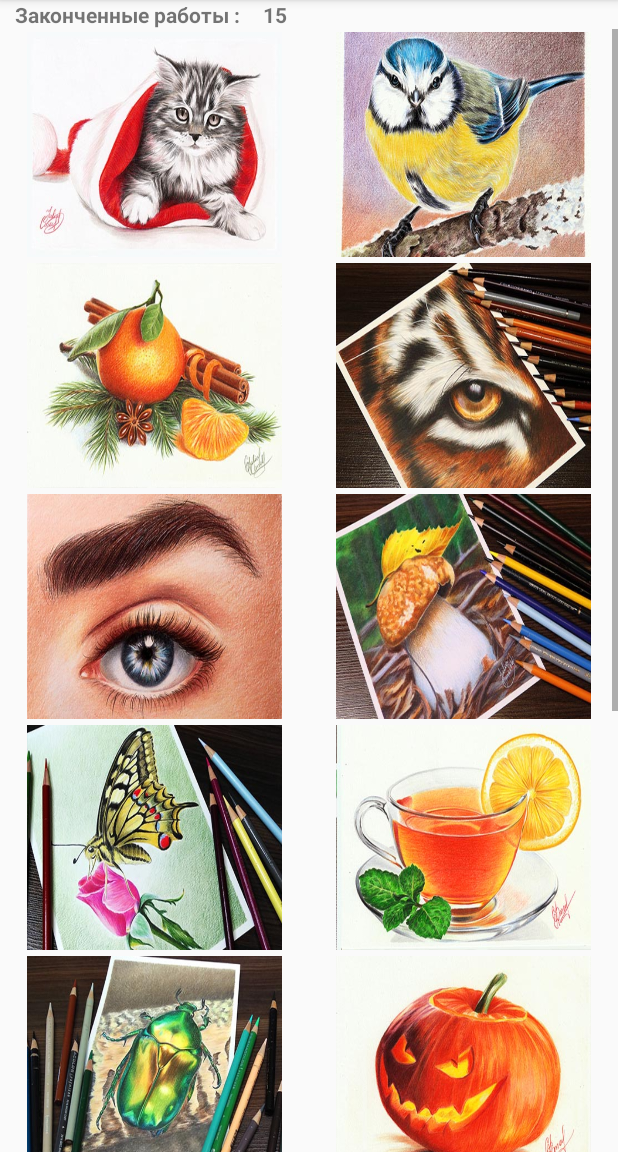
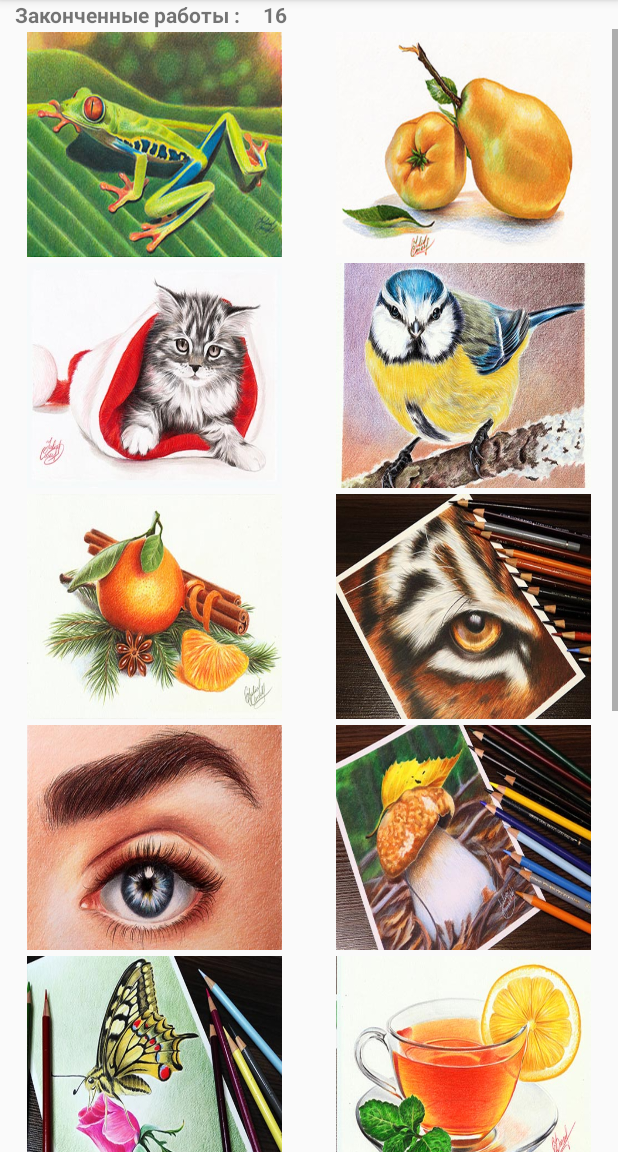
Before and after one commit to Nordis1/JuliaArt, an Android app: the Activity_advanced screen opened directly, with no data from a screen before it, on a phone screen of 412 x 824 dp, the part 84-1236 px from its top. Run offline under Robolectric (Android 15) with nearby library versions, the phone set to English and light mode, and no system bars.

Commit message:
добавил переход на google play                                     убрал standart icon                                     Добавил в share ссылку на google play                                     Добавлена синичка часть 2 котёнок часть 2                                     Поменял версию на 2                                     Добавил Notification from Firebase.                                     Поменял немного layout Free activity                                     Сделал сброс stackActivity при null в Descript activity                                     Добавил меню work_of_Student.И ещё заменил json file но новый. Удалил share                                     Добавил Мк Айва и Лягушка. Добавил новое активити Работы учеников. Убрал кнопку поделиться в меню                                     Заменил порядок картинок.Добавил айву в advanced

```diff
--- a/app/build.gradle
+++ b/app/build.gradle
@@ -8,7 +8,7 @@ android {
         minSdkVersion 15
         targetSdkVersion 28 //28
         versionCode 5
-        versionName '5'
+        versionName '5.0.1'
         testInstrumentationRunner "androidx.test.runner.AndroidJUnitRunner"
     }
     buildTypes {
--- a/app/src/main/res/layout-large-land/activity_advanced.xml
+++ b/app/src/main/res/layout-large-land/activity_advanced.xml
@@ -55,6 +55,24 @@
             android:layout_height="match_parent"
             android:columnCount="4"
             android:layout_marginLeft="20dp">
+            <ImageView
+                android:id="@+id/id_Frog"
+                android:layout_margin="2dp"
+                android:layout_width="@dimen/Act_galery_Large_land_width"
+                android:layout_height="@dimen/Act_galery_Large_land_height"
+                android:layout_columnWeight="1"
+                android:background="@mipmap/frog">
+
+            </ImageView>
+            <ImageView
+                android:id="@+id/id_Aiva"
+                android:layout_margin="2dp"
+                android:layout_width="@dimen/Act_galery_Large_land_width"
+                android:layout_height="@dimen/Act_galery_Large_land_height"
+                android:layout_columnWeight="1"
+                android:background="@mipmap/aiva">
+
+            </ImageView>
             <ImageView
                 android:id="@+id/id_Cat"
                 android:layout_margin="2dp"
@@ -193,15 +211,6 @@
                 android:transitionName="Smile">
 
             </ImageView>
-            <ImageView
-                android:id="@+id/id_Frog"
-                android:layout_margin="2dp"
-                android:layout_width="@dimen/Act_galery_Large_land_width"
-                android:layout_height="@dimen/Act_galery_Large_land_height"
-                android:layout_columnWeight="1"
-                android:background="@mipmap/frog">
-
-            </ImageView>
 
         </GridLayout>
     </ScrollView>
--- a/app/src/main/res/layout-large/activity_advanced.xml
+++ b/app/src/main/res/layout-large/activity_advanced.xml
@@ -51,6 +51,26 @@
             android:layout_width="match_parent"
             android:layout_height="match_parent"
             android:columnCount="2">
+            <ImageView
+                android:id="@+id/id_Frog"
+                android:layout_margin="2dp"
+                android:layout_width="@dimen/Act_galery_Large_width"
+                android:layout_height="@dimen/Act_galery_Large_height"
+                android:layout_columnWeight="1"
+                android:layout_gravity="center"
+                android:background="@mipmap/frog">
+
+            </ImageView>
+            <ImageView
+                android:id="@+id/id_Aiva"
+                android:layout_margin="2dp"
+                android:layout_width="@dimen/Act_galery_Large_width"
+                android:layout_height="@dimen/Act_galery_Large_height"
+                android:layout_columnWeight="1"
+                android:layout_gravity="center"
+                android:background="@mipmap/aiva">
+
+            </ImageView>
             <ImageView
                 android:id="@+id/id_Cat"
                 android:layout_margin="2dp"
@@ -189,16 +209,6 @@
                 android:background="@mipmap/smile">
 
             </ImageView>
-            <ImageView
-                android:id="@+id/id_Frog"
-                android:layout_margin="2dp"
-                android:layout_width="@dimen/Act_galery_Large_width"
-                android:layout_height="@dimen/Act_galery_Large_height"
-                android:layout_columnWeight="1"
-                android:layout_gravity="center"
-                android:background="@mipmap/frog">
-
-            </ImageView>
 
         </GridLayout>
     </ScrollView>
--- a/app/src/main/res/layout-normal-land/activity_advanced.xml
+++ b/app/src/main/res/layout-normal-land/activity_advanced.xml
@@ -51,6 +51,24 @@
             android:layout_width="match_parent"
             android:layout_height="match_parent"
             android:columnCount="4">
+            <ImageView
+                android:id="@+id/id_Frog"
+                android:layout_margin="2dp"
+                android:layout_width="@dimen/Act_galery_normal_land_width"
+                android:layout_height="@dimen/Act_galery_normal_land_height"
+                android:layout_columnWeight="1"
+                android:background="@mipmap/frog">
+
+            </ImageView>
+            <ImageView
+                android:id="@+id/id_Aiva"
+                android:layout_margin="2dp"
+                android:layout_width="@dimen/Act_galery_normal_land_width"
+                android:layout_height="@dimen/Act_galery_normal_land_height"
+                android:layout_columnWeight="1"
+                android:background="@mipmap/aiva">
+
+            </ImageView>
             <ImageView
                 android:id="@+id/id_Cat"
                 android:layout_margin="2dp"
@@ -175,15 +193,6 @@
                 android:background="@mipmap/smile">
 
             </ImageView>
-            <ImageView
-                android:id="@+id/id_Frog"
-                android:layout_margin="2dp"
-                android:layout_width="@dimen/Act_galery_normal_land_width"
-                android:layout_height="@dimen/Act_galery_normal_land_height"
-                android:layout_columnWeight="1"
-                android:background="@mipmap/frog">
-
-            </ImageView>
 
         </GridLayout>
     </ScrollView>
--- a/app/src/main/res/layout-normal/activity_advanced.xml
+++ b/app/src/main/res/layout-normal/activity_advanced.xml
@@ -50,6 +50,26 @@
             android:layout_width="match_parent"
             android:layout_height="match_parent"
             android:columnCount="2">
+            <ImageView
+                android:id="@+id/id_Frog"
+                android:layout_margin="2dp"
+                android:layout_width="@dimen/Act_galery_normal_width"
+                android:layout_height="@dimen/Act_galery_normal_height"
+                android:layout_columnWeight="1"
+                android:layout_gravity="center"
+                android:background="@mipmap/frog">
+
+            </ImageView>
+            <ImageView
+                android:id="@+id/id_Aiva"
+                android:layout_margin="2dp"
+                android:layout_width="@dimen/Act_galery_normal_width"
+                android:layout_height="@dimen/Act_galery_normal_height"
+                android:layout_columnWeight="1"
+                android:layout_gravity="center"
+                android:background="@mipmap/aiva">
+
+            </ImageView>
             <ImageView
                 android:id="@+id/id_Cat"
                 android:layout_margin="2dp"
@@ -188,16 +208,6 @@
                 android:background="@mipmap/smile">
 
             </ImageView>
-            <ImageView
-                android:id="@+id/id_Frog"
-                android:layout_margin="2dp"
-                android:layout_width="@dimen/Act_galery_normal_width"
-                android:layout_height="@dimen/Act_galery_normal_height"
-                android:layout_columnWeight="1"
-                android:layout_gravity="center"
-                android:background="@mipmap/frog">
-
-            </ImageView>
 
         </GridLayout>
     </ScrollView>
--- a/app/src/main/res/layout-small-land/activity_advanced.xml
+++ b/app/src/main/res/layout-small-land/activity_advanced.xml
@@ -53,6 +53,26 @@
             android:layout_width="match_parent"
             android:layout_height="match_parent"
             android:columnCount="2">
+            <ImageView
+                android:id="@+id/id_Frog"
+                android:layout_margin="2dp"
+                android:layout_width="@dimen/Act_galery_small_width"
+                android:layout_height="@dimen/Act_galery_small_height"
+                android:layout_columnWeight="1"
+                android:layout_gravity="center"
+                android:background="@mipmap/frog">
+
+            </ImageView>
+            <ImageView
+                android:id="@+id/id_Aiva"
+                android:layout_margin="2dp"
+                android:layout_width="@dimen/Act_galery_small_width"
+                android:layout_height="@dimen/Act_galery_small_height"
+                android:layout_columnWeight="1"
+                android:layout_gravity="center"
+                android:background="@mipmap/aiva">
+
+            </ImageView>
             <ImageView
                 android:id="@+id/id_Cat"
                 android:layout_margin="2dp"
@@ -205,16 +225,6 @@
                 android:transitionName="Smile">
 
             </ImageView>
-            <ImageView
-                android:id="@+id/id_Frog"
-                android:layout_margin="2dp"
-                android:layout_width="@dimen/Act_galery_small_width"
-                android:layout_height="@dimen/Act_galery_small_height"
-                android:layout_columnWeight="1"
-                android:layout_gravity="center"
-                android:background="@mipmap/frog">
-
-            </ImageView>
 
         </GridLayout>
     </ScrollView>
--- a/app/src/main/res/layout-small/activity_advanced.xml
+++ b/app/src/main/res/layout-small/activity_advanced.xml
@@ -53,6 +53,26 @@
             android:layout_width="match_parent"
             android:layout_height="match_parent"
             android:columnCount="2">
+            <ImageView
+                android:id="@+id/id_Frog"
+                android:layout_margin="2dp"
+                android:layout_width="@dimen/Act_galery_small_width"
+                android:layout_height="@dimen/Act_galery_small_height"
+                android:layout_columnWeight="1"
+                android:layout_gravity="center"
+                android:background="@mipmap/frog">
+
+            </ImageView>
+            <ImageView
+                android:id="@+id/id_Aiva"
+                android:layout_margin="2dp"
+                android:layout_width="@dimen/Act_galery_small_width"
+                android:layout_height="@dimen/Act_galery_small_height"
+                android:layout_columnWeight="1"
+                android:layout_gravity="center"
+                android:background="@mipmap/aiva">
+
+            </ImageView>
             <ImageView
                 android:id="@+id/id_Cat"
                 android:layout_margin="2dp"
@@ -205,16 +225,6 @@
                 android:transitionName="Smile">
 
             </ImageView>
-            <ImageView
-                android:id="@+id/id_Frog"
-                android:layout_margin="2dp"
-                android:layout_width="@dimen/Act_galery_small_width"
-                android:layout_height="@dimen/Act_galery_small_height"
-                android:layout_columnWeight="1"
-                android:layout_gravity="center"
-                android:background="@mipmap/frog">
-
-            </ImageView>
 
         </GridLayout>
     </ScrollView>
--- a/app/src/main/res/layout-xlarge-land/activity_advanced.xml
+++ b/app/src/main/res/layout-xlarge-land/activity_advanced.xml
@@ -53,6 +53,26 @@
             android:layout_width="match_parent"
             android:layout_height="match_parent"
             android:columnCount="6">
+            <ImageView
+                android:id="@+id/id_Frog"
+                android:layout_margin="2dp"
+                android:layout_width="@dimen/Act_galery_XLarge_land_width"
+                android:layout_height="@dimen/Act_galery_XLarge_land_height"
+                android:layout_columnWeight="1"
+                android:layout_gravity="center"
+                android:background="@mipmap/frog">
+
+            </ImageView>
+            <ImageView
+                android:id="@+id/id_Aiva"
+                android:layout_margin="2dp"
+                android:layout_width="@dimen/Act_galery_XLarge_land_width"
+                android:layout_height="@dimen/Act_galery_XLarge_land_height"
+                android:layout_columnWeight="1"
+                android:layout_gravity="center"
+                android:background="@mipmap/aiva">
+
+            </ImageView>
             <ImageView
                 android:id="@+id/id_Cat"
                 android:layout_margin="2dp"
@@ -205,16 +225,6 @@
                 android:transitionName="Smile">
 
             </ImageView>
-            <ImageView
-                android:id="@+id/id_Frog"
-                android:layout_margin="2dp"
-                android:layout_width="@dimen/Act_galery_XLarge_land_width"
-                android:layout_height="@dimen/Act_galery_XLarge_land_height"
-                android:layout_columnWeight="1"
-                android:layout_gravity="center"
-                android:background="@mipmap/frog">
-
-            </ImageView>
 
         </GridLayout>
     </ScrollView>
--- a/app/src/main/res/layout-xlarge/activity_advanced.xml
+++ b/app/src/main/res/layout-xlarge/activity_advanced.xml
@@ -53,6 +53,26 @@
             android:layout_width="match_parent"
             android:layout_height="match_parent"
             android:columnCount="4">
+            <ImageView
+                android:id="@+id/id_Frog"
+                android:layout_margin="2dp"
+                android:layout_width="@dimen/Act_galery_XLarge_width"
+                android:layout_height="@dimen/Act_galery_XLarge_height"
+                android:layout_columnWeight="1"
+                android:layout_gravity="center"
+                android:background="@mipmap/frog">
+
+            </ImageView>
+            <ImageView
+                android:id="@+id/id_Aiva"
+                android:layout_margin="2dp"
+                android:layout_width="@dimen/Act_galery_XLarge_width"
+                android:layout_height="@dimen/Act_galery_XLarge_height"
+                android:layout_columnWeight="1"
+                android:layout_gravity="center"
+                android:background="@mipmap/aiva">
+
+            </ImageView>
             <ImageView
                 android:id="@+id/id_Cat"
                 android:layout_margin="2dp"
@@ -205,16 +225,6 @@
                 android:transitionName="Smile">
 
             </ImageView>
-            <ImageView
-                android:id="@+id/id_Frog"
-                android:layout_margin="2dp"
-                android:layout_width="@dimen/Act_galery_XLarge_width"
-                android:layout_height="@dimen/Act_galery_XLarge_height"
-                android:layout_columnWeight="1"
-                android:layout_gravity="center"
-                android:background="@mipmap/frog">
-
-            </ImageView>
 
         </GridLayout>
     </ScrollView>
```
Also changed, not shown: app/src/main/java/com/Julia_lessons/juliaomelart/Activity_advanced.java (+7 -0 lines), app/src/main/res/layout-large-land/activity__galery.xml (+31 -28 lines), app/src/main/res/layout-large/activity__galery.xml (+29 -28 lines), app/src/main/res/layout-normal-land/activity__galery.xml (+31 -40 lines), app/src/main/res/layout-normal/activity__galery.xml (+42 -46 lines).
